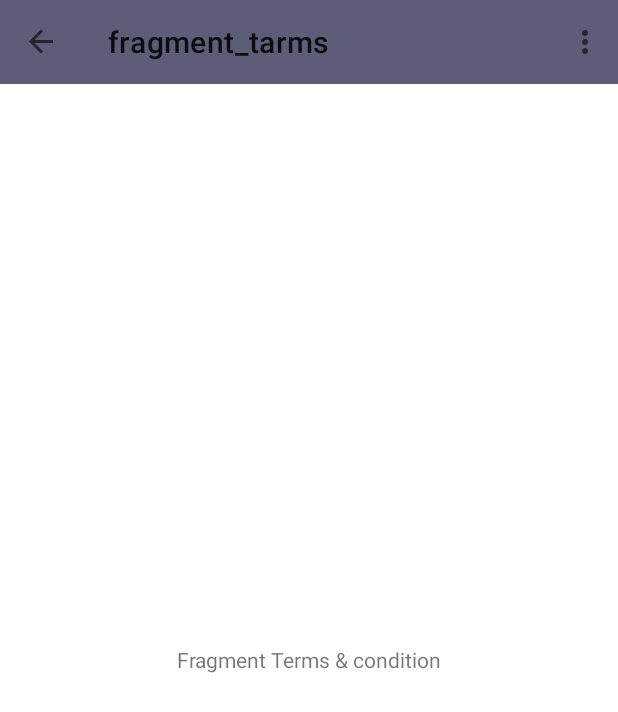
After one commit to ski96277/NavigationComponent, an Android app: the TarmsFragment screen opened through its navigation route, on a phone screen of 412 x 824 dp. The commit adds this screen. Shown: the top 712 px of the screen. Run offline under Robolectric (Android 15) with nearby library versions, the phone set to English and light mode, and no system bars; our stand-ins replace navigation-ui.

Commit message:
menu item added

```diff
--- a/app/src/main/java/live/qtech/navigationcomponent/MainActivity.kt
+++ b/app/src/main/java/live/qtech/navigationcomponent/MainActivity.kt
@@ -1,10 +1,13 @@
 package live.qtech.navigationcomponent
 
 import android.os.Bundle
+import android.view.Menu
+import android.view.MenuItem
 import androidx.appcompat.app.AppCompatActivity
 import androidx.navigation.NavController
 import androidx.navigation.fragment.NavHostFragment
 import androidx.navigation.fragment.findNavController
+import androidx.navigation.ui.onNavDestinationSelected
 import androidx.navigation.ui.setupActionBarWithNavController
 import kotlinx.android.synthetic.main.activity_main.*
 
@@ -25,4 +28,21 @@ class MainActivity : AppCompatActivity() {
     override fun onSupportNavigateUp(): Boolean {
         return navController.navigateUp() || super.onSupportNavigateUp()
     }
+
+    override fun onCreateOptionsMenu(menu: Menu?): Boolean {
+         menuInflater.inflate(R.menu.menu_main,menu)
+        return true
+    }
+
+    override fun onOptionsItemSelected(item: MenuItem): Boolean {
+        return if (item.itemId==R.id.fragment_tarms){
+
+            val action = NavGraphDirections.actionGlobalTarmsFragment()
+            navController.navigate(action)
+
+            true
+        }else{
+            item.onNavDestinationSelected(navController) || super.onOptionsItemSelected(item)
+        }
+    }
 }
--- /dev/null
+++ b/app/src/main/java/live/qtech/navigationcomponent/TarmsFragment.kt
@@ -0,0 +1,21 @@
+package live.qtech.navigationcomponent
+
+import android.os.Bundle
+import androidx.fragment.app.Fragment
+import android.view.LayoutInflater
+import android.view.View
+import android.view.ViewGroup
+
+class TarmsFragment : Fragment() {
+
+
+    override fun onCreateView(
+        inflater: LayoutInflater, container: ViewGroup?,
+        savedInstanceState: Bundle?
+    ): View? {
+        // Inflate the layout for this fragment
+        return inflater.inflate(R.layout.fragment_tarms, container, false)
+    }
+
+
+}
--- /dev/null
+++ b/app/src/main/res/layout/fragment_tarms.xml
@@ -0,0 +1,15 @@
+<?xml version="1.0" encoding="utf-8"?>
+<FrameLayout xmlns:android="http://schemas.android.com/apk/res/android"
+    xmlns:tools="http://schemas.android.com/tools"
+    android:layout_width="match_parent"
+    android:layout_height="match_parent"
+    tools:context=".TarmsFragment">
+
+    <!-- TODO: Update blank fragment layout -->
+    <TextView
+        android:layout_width="match_parent"
+        android:layout_height="match_parent"
+        android:gravity="center"
+        android:text="Fragment Terms &amp; condition" />
+
+</FrameLayout>
--- /dev/null
+++ b/app/src/main/res/menu/menu_main.xml
@@ -0,0 +1,14 @@
+<?xml version="1.0" encoding="utf-8"?>
+<menu xmlns:android="http://schemas.android.com/apk/res/android"
+    xmlns:app="http://schemas.android.com/apk/res-auto">
+
+    <item android:title="Terms &amp; condition"
+        android:id="@+id/fragment_tarms"
+
+        app:showAsAction="never"/>
+    <item android:title="Settings"
+        android:id="@+id/settingsFragment"
+        android:menuCategory="secondary"
+        app:showAsAction="never"/>
+
+</menu>
--- a/app/src/main/res/navigation/nav_graph.xml
+++ b/app/src/main/res/navigation/nav_graph.xml
@@ -48,4 +48,14 @@
             app:popUpTo="@id/homeFragment"
             app:popUpToInclusive="true" />
     </fragment>
+    <fragment
+        android:id="@+id/settingsFragment"
+        android:name="live.qtech.navigationcomponent.SettingsFragment"
+        android:label="settingsID"
+        tools:layout="@layout/fragment_settings" />
+    <fragment
+        android:id="@+id/tarmsFragment"
+        android:name="live.qtech.navigationcomponent.TarmsFragment"
+        android:label="fragment_tarms"
+        tools:layout="@layout/fragment_tarms" /><action android:id="@+id/action_global_tarmsFragment" app:destination="@id/tarmsFragment"/>
 </navigation>
```
Also changed, not shown: app/src/main/java/live/qtech/navigationcomponent/SettingsFragment.kt (added, +19 -0 lines), app/src/main/res/layout/fragment_settings.xml (added, +15 -0 lines).
